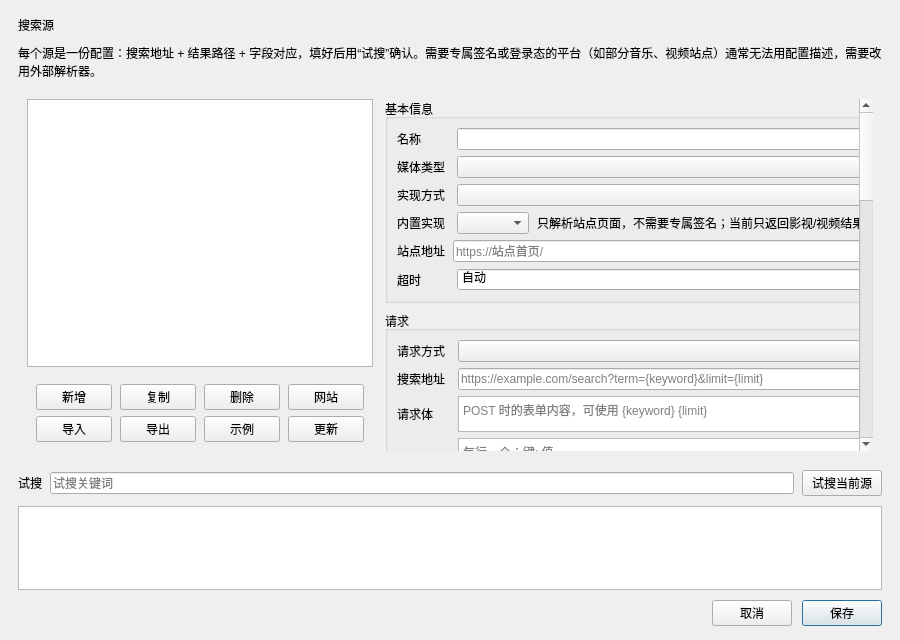
Before: the Qt Designer form src/ui/SourceManagerDialog.ui in gong1-1989/MusicVideoPlayer, drawn with Qt 5.
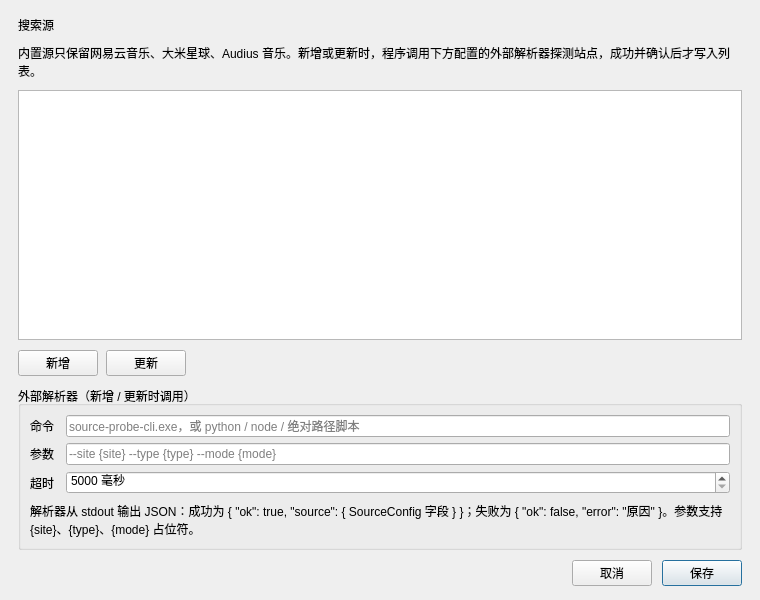
After: the same form once the commit is applied.

Commit message: 重构搜索源管理：内置源收敛、外部解析器探测与新增流程

Patch:
```diff
--- a/src/ui/SourceManagerDialog.ui
+++ b/src/ui/SourceManagerDialog.ui
@@ -6,10 +6,16 @@
    <rect>
     <x>0</x>
     <y>0</y>
-    <width>900</width>
-    <height>640</height>
+    <width>760</width>
+    <height>600</height>
    </rect>
   </property>
+  <property name="minimumSize">
+   <size>
+    <width>560</width>
+    <height>420</height>
+   </size>
+  </property>
   <property name="windowTitle">
    <string>搜索源管理</string>
   </property>
@@ -51,856 +57,165 @@
       <bool>true</bool>
      </property>
      <property name="text">
-      <string>每个源是一份配置：搜索地址 + 结果路径 + 字段对应，填好后用“试搜”确认。需要专属签名或登录态的平台（如部分音乐、视频站点）通常无法用配置描述，需要改用外部解析器。</string>
+      <string>内置源只保留网易云音乐、大米星球、Audius 音乐。新增或更新时，程序调用下方配置的外部解析器探测站点，成功并确认后才写入列表。</string>
      </property>
     </widget>
    </item>
    <item>
-    <widget class="QWidget" name="bodyWidget" native="true">
-     <layout class="QHBoxLayout" name="layout_body">
-      <property name="spacing">
-       <number>12</number>
-      </property>
+    <widget class="QListWidget" name="list_sources">
+     <property name="minimumSize">
+      <size>
+       <width>0</width>
+       <height>220</height>
+      </size>
+     </property>
+     <property name="contextMenuPolicy">
+      <enum>Qt::CustomContextMenu</enum>
+     </property>
+     <property name="horizontalScrollBarPolicy">
+      <enum>Qt::ScrollBarAlwaysOff</enum>
+     </property>
+     <property name="textElideMode">
+      <enum>Qt::ElideRight</enum>
+     </property>
+    </widget>
+   </item>
+   <item>
+    <layout class="QHBoxLayout" name="layout_listActions">
+     <property name="spacing">
+      <number>8</number>
+     </property>
      <item>
-      <widget class="QWidget" name="leftBox" native="true">
-       <property name="minimumSize">
+      <widget class="QPushButton" name="btn_add">
+       <property name="text">
+        <string>新增</string>
+       </property>
+       <property name="toolTip">
+        <string>调用外部解析器探测网站，确认后把源加入列表</string>
+       </property>
+      </widget>
+     </item>
+     <item>
+      <widget class="QPushButton" name="btn_refresh">
+       <property name="text">
+        <string>更新</string>
+       </property>
+       <property name="toolTip">
+        <string>重新调用外部解析器探测选中源，确认后覆盖配置</string>
+       </property>
+      </widget>
+     </item>
+     <item>
+      <spacer name="spacer_actions">
+       <property name="orientation">
+        <enum>Qt::Horizontal</enum>
+       </property>
+       <property name="sizeHint" stdset="0">
         <size>
-         <width>240</width>
-         <height>0</height>
+         <width>40</width>
+         <height>20</height>
         </size>
        </property>
-       <layout class="QVBoxLayout" name="layout_left">
-        <property name="spacing">
-         <number>8</number>
+      </spacer>
+     </item>
+     <item>
+      <widget class="QLabel" name="label_status">
+       <property name="objectName">
+        <string>label_hint</string>
+       </property>
+       <property name="text">
+        <string/>
+       </property>
+      </widget>
+     </item>
+    </layout>
+   </item>
+   <item>
+    <widget class="QGroupBox" name="group_parser">
+     <property name="title">
+      <string>外部解析器（新增 / 更新时调用）</string>
+     </property>
+     <layout class="QVBoxLayout" name="layout_parser">
+      <property name="spacing">
+       <number>8</number>
+      </property>
+      <item>
+       <layout class="QFormLayout" name="form_parser">
+        <property name="horizontalSpacing">
+         <number>12</number>
         </property>
-        <property name="leftMargin">
-         <number>0</number>
+        <property name="verticalSpacing">
+         <number>6</number>
         </property>
-        <property name="topMargin">
-         <number>0</number>
-        </property>
-        <property name="rightMargin">
-         <number>0</number>
-        </property>
-        <property name="bottomMargin">
-         <number>0</number>
-        </property>
-        <item>
-         <widget class="QListWidget" name="list_sources"/>
+        <item row="0" column="0">
+         <widget class="QLabel" name="label_captionCommand">
+          <property name="text">
+           <string>命令</string>
+          </property>
+         </widget>
         </item>
-        <item>
-         <widget class="QWidget" name="actionBar" native="true">
-          <property name="sizePolicy">
-           <sizepolicy hsizetype="Preferred" vsizetype="Fixed">
-            <horstretch>0</horstretch>
-            <verstretch>0</verstretch>
-           </sizepolicy>
+        <item row="0" column="1">
+         <widget class="QLineEdit" name="edit_command">
+          <property name="placeholderText">
+           <string>source-probe-cli.exe，或 python / node / 绝对路径脚本</string>
           </property>
-          <layout class="QGridLayout" name="layout_listButtons">
-          <property name="horizontalSpacing">
-           <number>8</number>
+         </widget>
+        </item>
+        <item row="1" column="0">
+         <widget class="QLabel" name="label_captionArguments">
+          <property name="text">
+           <string>参数</string>
           </property>
-          <property name="verticalSpacing">
-           <number>6</number>
+         </widget>
+        </item>
+        <item row="1" column="1">
+         <widget class="QLineEdit" name="edit_arguments">
+          <property name="placeholderText">
+           <string>--site {site} --type {type} --mode {mode}</string>
           </property>
-          <item row="0" column="0">
-           <widget class="QPushButton" name="btn_add">
-            <property name="text">
-             <string>新增</string>
-            </property>
-           </widget>
-          </item>
-          <item row="0" column="1">
-           <widget class="QPushButton" name="btn_duplicate">
-            <property name="text">
-             <string>复制</string>
-            </property>
-           </widget>
-          </item>
-          <item row="0" column="2">
-           <widget class="QPushButton" name="btn_remove">
-            <property name="text">
-             <string>删除</string>
-            </property>
-           </widget>
-          </item>
-          <item row="0" column="3">
-           <widget class="QPushButton" name="btn_addSite">
-            <property name="text">
-             <string>网站</string>
-            </property>
-            <property name="toolTip">
-             <string>添加网站：只填网址，自动探测接口并推断字段</string>
-            </property>
-           </widget>
-          </item>
-          <item row="1" column="0">
-           <widget class="QPushButton" name="btn_import">
-            <property name="text">
-             <string>导入</string>
-            </property>
-           </widget>
-          </item>
-          <item row="1" column="1">
-           <widget class="QPushButton" name="btn_export">
-            <property name="text">
-             <string>导出</string>
-            </property>
-           </widget>
-          </item>
-          <item row="1" column="2">
-           <widget class="QPushButton" name="btn_example">
-            <property name="text">
-             <string>示例</string>
-            </property>
-            <property name="toolTip">
-             <string>影视示例：插入一份影视采集接口的空白模板，填上自己的接口地址即可</string>
-            </property>
-           </widget>
-          </item>
-          <item row="1" column="3">
-           <widget class="QPushButton" name="btn_refresh">
-            <property name="text">
-             <string>更新</string>
-            </property>
-            <property name="toolTip">
-             <string>重新探测当前选中的源，或刷新内置网页源的站点状态；探测成功后再确认写入</string>
-            </property>
-           </widget>
-          </item>
-         </layout>
+         </widget>
+        </item>
+        <item row="2" column="0">
+         <widget class="QLabel" name="label_captionTimeout">
+          <property name="text">
+           <string>超时</string>
+          </property>
+         </widget>
+        </item>
+        <item row="2" column="1">
+         <widget class="QSpinBox" name="spin_timeout">
+          <property name="minimum">
+           <number>5000</number>
+          </property>
+          <property name="maximum">
+           <number>600000</number>
+          </property>
+          <property name="singleStep">
+           <number>5000</number>
+          </property>
+          <property name="suffix">
+           <string> 毫秒</string>
+          </property>
          </widget>
         </item>
        </layout>
-      </widget>
-     </item>
-     <item>
-      <widget class="QScrollArea" name="scroll_form">
-       <property name="frameShape">
-        <enum>QFrame::NoFrame</enum>
-       </property>
-       <property name="widgetResizable">
-        <bool>true</bool>
-       </property>
-       <property name="horizontalScrollBarPolicy">
-        <enum>Qt::ScrollBarAlwaysOff</enum>
-       </property>
-       <widget class="QWidget" name="rightBox">
-        <property name="geometry">
-         <rect>
-          <x>0</x>
-          <y>0</y>
-          <width>620</width>
-          <height>700</height>
-         </rect>
+      </item>
+      <item>
+       <widget class="QLabel" name="label_parserHint">
+        <property name="objectName">
+         <string>label_hint</string>
         </property>
-        <layout class="QVBoxLayout" name="layout_right">
-         <property name="spacing">
-          <number>8</number>
-         </property>
-         <property name="leftMargin">
-          <number>0</number>
-         </property>
-         <property name="topMargin">
-          <number>0</number>
-         </property>
-         <property name="rightMargin">
-          <number>0</number>
-         </property>
-         <property name="bottomMargin">
-          <number>0</number>
-         </property>
-         <item>
-          <widget class="QGroupBox" name="group_basic">
-           <property name="title">
-            <string>基本信息</string>
-           </property>
-           <layout class="QVBoxLayout" name="layout_basic">
-            <property name="spacing">
-             <number>6</number>
-            </property>
-            <item>
-             <layout class="QGridLayout" name="grid_basic">
-              <property name="horizontalSpacing">
-               <number>12</number>
-              </property>
-              <property name="verticalSpacing">
-               <number>6</number>
-              </property>
-              <item row="0" column="0">
-               <widget class="QLabel" name="label_captionName">
-                <property name="text">
-                 <string>名称</string>
-                </property>
-               </widget>
-              </item>
-              <item row="0" column="1">
-               <widget class="QLineEdit" name="edit_name"/>
-              </item>
-              <item row="1" column="0">
-               <widget class="QLabel" name="label_captionType">
-                <property name="text">
-                 <string>媒体类型</string>
-                </property>
-               </widget>
-              </item>
-              <item row="1" column="1">
-               <widget class="QComboBox" name="combo_type"/>
-              </item>
-              <item row="2" column="0">
-               <widget class="QLabel" name="label_captionKind">
-                <property name="text">
-                 <string>实现方式</string>
-                </property>
-               </widget>
-              </item>
-              <item row="2" column="1">
-               <widget class="QComboBox" name="combo_kind"/>
-              </item>
-              <item row="3" column="0">
-               <widget class="QLabel" name="label_captionProvider">
-                <property name="text">
-                 <string>内置实现</string>
-                </property>
-               </widget>
-              </item>
-              <item row="3" column="1">
-               <widget class="QWidget" name="builtinRow" native="true">
-                <layout class="QHBoxLayout" name="layout_builtin">
-                 <property name="leftMargin">
-                  <number>0</number>
-                 </property>
-                 <property name="topMargin">
-                  <number>0</number>
-                 </property>
-                 <property name="rightMargin">
-                  <number>0</number>
-                 </property>
-                 <property name="bottomMargin">
-                  <number>0</number>
-                 </property>
-                 <property name="spacing">
-                  <number>8</number>
-                 </property>
-                 <item>
-                  <widget class="QComboBox" name="combo_provider"/>
-                 </item>
-                 <item>
-                  <widget class="QLabel" name="label_builtinHint">
-                   <property name="objectName">
-                    <string>label_hint</string>
-                   </property>
-                   <property name="text">
-                    <string>只解析站点页面，不需要专属签名；当前只返回影视/视频结果。</string>
-                   </property>
-                  </widget>
-                 </item>
-                </layout>
-               </widget>
-              </item>
-              <item row="4" column="0" colspan="2">
-               <widget class="QWidget" name="siteUrlRow" native="true">
-                <layout class="QHBoxLayout" name="layout_siteUrl">
-                 <property name="leftMargin">
-                  <number>0</number>
-                 </property>
-                 <property name="topMargin">
-                  <number>0</number>
-                 </property>
-                 <property name="rightMargin">
-                  <number>0</number>
-                 </property>
-                 <property name="bottomMargin">
-                  <number>0</number>
-                 </property>
-                 <property name="spacing">
-                  <number>8</number>
-                 </property>
-                 <item>
-                  <widget class="QLabel" name="label_captionSiteUrl">
-                   <property name="text">
-                    <string>站点地址</string>
-                   </property>
-                  </widget>
-                 </item>
-                 <item>
-                  <widget class="QLineEdit" name="edit_siteUrl">
-                   <property name="placeholderText">
-                    <string>https://站点首页/</string>
-                   </property>
-                  </widget>
-                 </item>
-                </layout>
-               </widget>
-              </item>
-              <item row="5" column="0">
-               <widget class="QLabel" name="label_captionTimeout">
-                <property name="text">
-                 <string>超时</string>
-                </property>
-               </widget>
-              </item>
-              <item row="5" column="1">
-               <widget class="QSpinBox" name="spin_timeout">
-                <property name="minimum">
-                 <number>0</number>
-                </property>
-                <property name="maximum">
-                 <number>60000</number>
-                </property>
-                <property name="singleStep">
-                 <number>500</number>
-                </property>
-                <property name="suffix">
-                 <string> 毫秒</string>
-                </property>
-                <property name="specialValueText">
-                 <string>自动</string>
-                </property>
-               </widget>
-              </item>
-             </layout>
-            </item>
-           </layout>
-          </widget>
-         </item>
-         <item>
-          <widget class="QGroupBox" name="group_request">
-           <property name="title">
-            <string>请求</string>
-           </property>
-           <layout class="QVBoxLayout" name="layout_request">
-            <property name="spacing">
-             <number>6</number>
-            </property>
-            <item>
-             <layout class="QGridLayout" name="grid_request">
-              <property name="horizontalSpacing">
-               <number>12</number>
-              </property>
-              <property name="verticalSpacing">
-               <number>6</number>
-              </property>
-              <item row="0" column="0">
-               <widget class="QLabel" name="label_captionMethod">
-                <property name="text">
-                 <string>请求方式</string>
-                </property>
-               </widget>
-              </item>
-              <item row="0" column="1">
-               <widget class="QComboBox" name="combo_method"/>
-              </item>
-              <item row="1" column="0">
-               <widget class="QLabel" name="label_captionUrl">
-                <property name="text">
-                 <string>搜索地址</string>
-                </property>
-               </widget>
-              </item>
-              <item row="1" column="1">
-               <widget class="QLineEdit" name="edit_url">
-                <property name="placeholderText">
-                 <string>https://example.com/search?term={keyword}&amp;limit={limit}</string>
-                </property>
-               </widget>
-              </item>
-              <item row="2" column="0">
-               <widget class="QLabel" name="label_captionBody">
-                <property name="text">
-                 <string>请求体</string>
-                </property>
-               </widget>
-              </item>
-              <item row="2" column="1">
-               <widget class="QPlainTextEdit" name="text_body">
-                <property name="minimumSize">
-                 <size>
-                  <width>0</width>
-                  <height>36</height>
-                 </size>
-                </property>
-                <property name="maximumSize">
-                 <size>
-                  <width>16777215</width>
-                  <height>36</height>
-                 </size>
-                </property>
-                <property name="placeholderText">
-                 <string>POST 时的表单内容，可使用 {keyword} {limit}</string>
-                </property>
-               </widget>
-              </item>
-              <item row="3" column="0">
-               <widget class="QLabel" name="label_captionHeaders">
-                <property name="text">
-                 <string>请求头</string>
-                </property>
-               </widget>
-              </item>
-              <item row="3" column="1">
-               <widget class="QPlainTextEdit" name="text_headers">
-                <property name="minimumSize">
-                 <size>
-                  <width>0</width>
-                  <height>52</height>
-                 </size>
-                </property>
-                <property name="maximumSize">
-                 <size>
-                  <width>16777215</width>
-                  <height>52</height>
-                 </size>
-                </property>
-                <property name="placeholderText">
-                 <string>每行一个：键: 值
-Referer: https://example.com/</string>
-                </property>
-               </widget>
-              </item>
-              <item row="4" column="0">
-               <widget class="QLabel" name="label_captionCookie">
-                <property name="text">
-                 <string>Cookie</string>
-                </property>
-               </widget>
-              </item>
-              <item row="4" column="1">
-               <widget class="QLineEdit" name="edit_cookie">
-                <property name="placeholderText">
-                 <string>可选，例如 MUSIC_U=xxxx</string>
-                </property>
-               </widget>
-              </item>
-              <item row="5" column="0">
-               <widget class="QLabel" name="label_captionItems">
-                <property name="text">
-                 <string>结果路径</string>
-                </property>
-               </widget>
-              </item>
-              <item row="5" column="1">
-               <widget class="QLineEdit" name="edit_itemsPath">
-                <property name="placeholderText">
-                 <string>结果数组在响应里的路径，例如 result.songs；留空表示根就是数组</string>
-                </property>
-               </widget>
-              </item>
-             </layout>
-            </item>
-           </layout>
-          </widget>
-         </item>
-         <item>
-          <widget class="QGroupBox" name="group_fields">
-           <property name="title">
-            <string>字段对应</string>
-           </property>
-           <layout class="QVBoxLayout" name="layout_fields">
-            <property name="spacing">
-             <number>6</number>
-            </property>
-            <item>
-             <layout class="QGridLayout" name="grid_fields">
-              <property name="horizontalSpacing">
-               <number>12</number>
-              </property>
-              <property name="verticalSpacing">
-               <number>6</number>
-              </property>
-              <item row="0" column="0">
-               <widget class="QLabel" name="label_captionId">
-                <property name="text">
-                 <string>id</string>
-                </property>
-               </widget>
-              </item>
-              <item row="0" column="1">
-               <widget class="QLineEdit" name="edit_idField">
-                <property name="placeholderText">
-                 <string>id（用于拼播放地址）</string>
-                </property>
-               </widget>
-              </item>
-              <item row="1" column="0">
-               <widget class="QLabel" name="label_captionTitle">
-                <property name="text">
-                 <string>标题</string>
-                </property>
-               </widget>
-              </item>
-              <item row="1" column="1">
-               <widget class="QLineEdit" name="edit_titleField">
-                <property name="placeholderText">
-                 <string>歌名/视频名</string>
-                </property>
-               </widget>
-              </item>
-              <item row="2" column="0">
-               <widget class="QLabel" name="label_captionArtist">
-                <property name="text">
-                 <string>作者</string>
-                </property>
-               </widget>
-              </item>
-              <item row="2" column="1">
-               <widget class="QLineEdit" name="edit_artistField">
-                <property name="placeholderText">
-                 <string>作者/歌手，可空</string>
-                </property>
-               </widget>
-              </item>
-              <item row="3" column="0">
-               <widget class="QLabel" name="label_captionDuration">
-                <property name="text">
-                 <string>时长</string>
-                </property>
-               </widget>
-              </item>
-              <item row="3" column="1">
-               <widget class="QLineEdit" name="edit_durationField">
-                <property name="placeholderText">
-                 <string>时长，毫秒；可空</string>
-                </property>
-               </widget>
-              </item>
-              <item row="4" column="0">
-               <widget class="QLabel" name="label_captionStream">
-                <property name="text">
-                 <string>播放地址</string>
-                </property>
-               </widget>
-              </item>
-              <item row="4" column="1">
-               <widget class="QLineEdit" name="edit_streamField">
-                <property name="placeholderText">
-                 <string>播放直链字段；需要拼地址时写 @https://host/play?id={id}</string>
-                </property>
-               </widget>
-              </item>
-              <item row="5" column="0">
-               <widget class="QLabel" name="label_captionStreamKind">
-                <property name="text">
-                 <string>地址形态</string>
-                </property>
-               </widget>
-              </item>
-              <item row="5" column="1">
-               <widget class="QComboBox" name="combo_streamKind"/>
-              </item>
-              <item row="6" column="0">
-               <widget class="QLabel" name="label_captionLyric">
-                <property name="text">
-                 <string>歌词地址</string>
-                </property>
-               </widget>
-              </item>
-              <item row="6" column="1">
-               <widget class="QLineEdit" name="edit_lyricField">
-                <property name="placeholderText">
-                 <string>歌词地址，可空</string>
-                </property>
-               </widget>
-              </item>
-              <item row="7" column="0">
-               <widget class="QLabel" name="label_captionWeb">
-                <property name="text">
-                 <string>网页地址</string>
-                </property>
-               </widget>
-              </item>
-              <item row="7" column="1">
-               <widget class="QLineEdit" name="edit_webField">
-                <property name="placeholderText">
-                 <string>原网页地址，可空</string>
-                </property>
-               </widget>
-              </item>
-              <item row="8" column="0">
-               <widget class="QLabel" name="label_captionPoster">
-                <property name="text">
-                 <string>海报</string>
-                </property>
-               </widget>
-              </item>
-              <item row="8" column="1">
-               <widget class="QLineEdit" name="edit_posterField">
-                <property name="placeholderText">
-                 <string>海报/封面地址，可空</string>
-                </property>
-               </widget>
-              </item>
-              <item row="9" column="0">
-               <widget class="QLabel" name="label_captionYear">
-                <property name="text">
-                 <string>年份</string>
-                </property>
-               </widget>
-              </item>
-              <item row="9" column="1">
-               <widget class="QLineEdit" name="edit_yearField">
-                <property name="placeholderText">
-                 <string>上映年份，可空</string>
-                </property>
-               </widget>
-              </item>
-              <item row="10" column="0">
-               <widget class="QLabel" name="label_captionArea">
-                <property name="text">
-                 <string>地区</string>
-                </property>
-               </widget>
-              </item>
-              <item row="10" column="1">
-               <widget class="QLineEdit" name="edit_areaField">
-                <property name="placeholderText">
-                 <string>地区，可空</string>
-                </property>
-               </widget>
-              </item>
-              <item row="11" column="0">
-               <widget class="QLabel" name="label_captionGenre">
-                <property name="text">
-                 <string>题材/分类</string>
-                </property>
-               </widget>
-              </item>
-              <item row="11" column="1">
-               <widget class="QLineEdit" name="edit_genreField">
-                <property name="placeholderText">
-                 <string>类型/题材，可空</string>
-                </property>
-               </widget>
-              </item>
-              <item row="12" column="0">
-               <widget class="QLabel" name="label_captionDesc">
-                <property name="text">
-                 <string>简介</string>
-                </property>
-               </widget>
-              </item>
-              <item row="12" column="1">
-               <widget class="QLineEdit" name="edit_descriptionField">
-                <property name="placeholderText">
-                 <string>简介，可空</string>
-                </property>
-               </widget>
-              </item>
-             </layout>
-            </item>
-           </layout>
-          </widget>
-         </item>
-         <item>
-          <widget class="QGroupBox" name="group_detail">
-           <property name="title">
-            <string>二次解析（可选：搜索里没直链时，用 id 再请求一次详情换直链）</string>
-           </property>
-           <layout class="QFormLayout" name="layout_detail">
-            <item row="0" column="0">
-             <widget class="QLabel" name="label_captionDetailUrl">
-              <property name="text">
-               <string>详情地址模板</string>
-              </property>
-             </widget>
-            </item>
-            <item row="0" column="1">
-             <widget class="QLineEdit" name="edit_detailUrl">
-              <property name="placeholderText">
-               <string>例：https://api.audius.co/v1/tracks/{id}?app_name=MVP</string>
-              </property>
-             </widget>
-            </item>
-            <item row="1" column="0">
-             <widget class="QLabel" name="label_captionDetailPath">
-              <property name="text">
-               <string>详情结果路径</string>
-              </property>
-             </widget>
-            </item>
-            <item row="1" column="1">
-             <widget class="QLineEdit" name="edit_detailItemsPath">
-              <property name="placeholderText">
-               <string>例：data（空表示根）</string>
-              </property>
-             </widget>
-            </item>
-            <item row="2" column="0">
-             <widget class="QLabel" name="label_captionDetailStream">
-              <property name="text">
-               <string>详情直链字段</string>
-              </property>
-             </widget>
-            </item>
-            <item row="2" column="1">
-             <widget class="QLineEdit" name="edit_detailStreamField">
-              <property name="placeholderText">
-               <string>例：stream.url</string>
-              </property>
-             </widget>
-            </item>
-           </layout>
-          </widget>
-         </item>
-         <item>
-          <widget class="QGroupBox" name="group_filter">
-           <property name="title">
-            <string>过滤规则（可选）</string>
-           </property>
-           <layout class="QVBoxLayout" name="layout_filter">
-            <item>
-             <widget class="QPlainTextEdit" name="text_skipIf">
-              <property name="minimumSize">
-               <size>
-                <width>0</width>
-                <height>64</height>
-               </size>
-              </property>
-              <property name="maximumSize">
-               <size>
-                <width>16777215</width>
-                <height>64</height>
-               </size>
-              </property>
-              <property name="placeholderText">
-               <string>命中规则的条目会被跳过，例如：
-{ "any": [ { "path": "fee", "op": "eq", "value": 1 } ] }
-op 可选 eq / ne / gt / gte / lt / lte / empty / notEmpty / contains</string>
-              </property>
-             </widget>
-            </item>
-           </layout>
-          </widget>
-         </item>
-         <item>
-          <widget class="QGroupBox" name="group_external">
-           <property name="title">
-            <string>外部解析器</string>
-           </property>
-           <layout class="QVBoxLayout" name="layout_external">
-            <property name="spacing">
-             <number>6</number>
-            </property>
-            <item>
-             <layout class="QGridLayout" name="grid_external">
-              <property name="horizontalSpacing">
-               <number>12</number>
-              </property>
-              <property name="verticalSpacing">
-               <number>6</number>
-              </property>
-              <item row="0" column="0">
-               <widget class="QLabel" name="label_captionCommand">
-                <property name="text">
-                 <string>命令</string>
-                </property>
-               </widget>
-              </item>
-              <item row="0" column="1">
-               <widget class="QLineEdit" name="edit_command">
-                <property name="placeholderText">
-                 <string>python、node，或程序目录下的脚本 / 绝对路径的 exe</string>
-                </property>
-               </widget>
-              </item>
-              <item row="1" column="0">
-               <widget class="QLabel" name="label_captionArguments">
-                <property name="text">
-                 <string>参数</string>
-                </property>
-               </widget>
-              </item>
-              <item row="1" column="1">
-               <widget class="QLineEdit" name="edit_arguments">
-                <property name="placeholderText">
-                 <string>参数，可用 {keyword} {limit}，例如 --keyword={keyword} --limit={limit}</string>
-                </property>
-               </widget>
-              </item>
-              <item row="2" column="0" colspan="2">
-               <widget class="QLabel" name="label_externalHint">
-                <property name="objectName">
-                 <string>label_hint</string>
-                </property>
-                <property name="wordWrap">
-                 <bool>true</bool>
-                </property>
-                <property name="text">
-                 <string>解析器把结果以 JSON 打到 stdout：
-[ { "title": "...", "artist": "...", "streamUrl": "..." } ]
-也可以输出 { "items": [...], "filtered": 2 }；报错时退出码非 0 或输出 { "error": "原因" }。</string>
-                </property>
-               </widget>
-              </item>
-             </layout>
-            </item>
-           </layout>
-          </widget>
-         </item>
-         <item>
-          <spacer name="spacer_right">
-           <property name="orientation">
-            <enum>Qt::Vertical</enum>
-           </property>
-           <property name="sizeHint" stdset="0">
-            <size>
-             <width>20</width>
-             <height>40</height>
-            </size>
-           </property>
-          </spacer>
-         </item>
-        </layout>
+        <property name="wordWrap">
+         <bool>true</bool>
+        </property>
+        <property name="text">
+         <string>解析器从 stdout 输出 JSON：成功为 { "ok": true, "source": { SourceConfig 字段 } }；失败为 { "ok": false, "error": "原因" }。参数支持 {site}、{type}、{mode} 占位符。</string>
+        </property>
        </widget>
-      </widget>
-     </item>
+      </item>
      </layout>
     </widget>
    </item>
-   <item>
-    <layout class="QHBoxLayout" name="layout_testRow">
-     <property name="spacing">
-      <number>8</number>
-     </property>
-     <item>
-      <widget class="QLabel" name="label_testCaption">
-       <property name="text">
-        <string>试搜</string>
-       </property>
-      </widget>
-     </item>
-     <item>
-      <widget class="QLineEdit" name="edit_testKeyword">
-       <property name="placeholderText">
-        <string>试搜关键词</string>
-       </property>
-      </widget>
-     </item>
-     <item>
-      <widget class="QPushButton" name="btn_test">
-       <property name="text">
-        <string>试搜当前源</string>
-       </property>
-      </widget>
-     </item>
-    </layout>
-   </item>
-   <item>
-    <widget class="QListWidget" name="list_test">
-     <property name="minimumSize">
-      <size>
-       <width>0</width>
-       <height>56</height>
-      </size>
-     </property>
-     <property name="maximumSize">
-      <size>
-       <width>16777215</width>
-       <height>84</height>
-      </size>
-     </property>
-    </widget>
-   </item>
    <item>
     <layout class="QHBoxLayout" name="layout_buttons">
      <item>
```
The commit also changes 15 other files.
